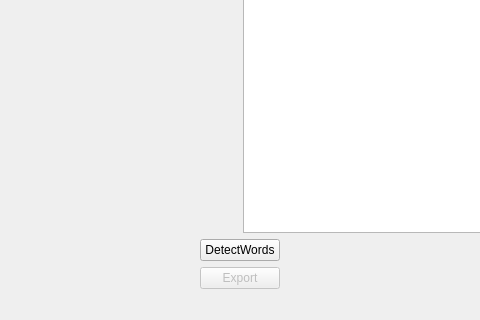
Old version of the form src/Ui/CivilRegistryAnalyzer.ui in the repository PlathC/VitalRecordAnalyser; both pictures show x 126 to 606 and y 379 to 699 of the 732 by 699 pixel window.
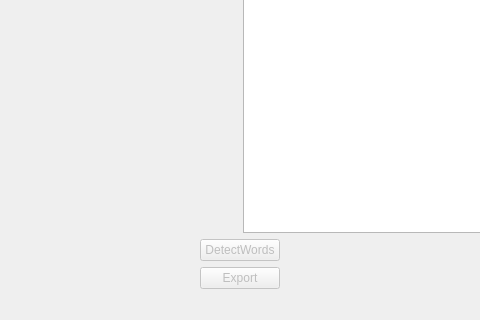
New version of the form.

Diff of the .ui file:
```diff
--- a/src/Ui/CivilRegistryAnalyzer.ui
+++ b/src/Ui/CivilRegistryAnalyzer.ui
@@ -63,6 +63,9 @@
     </item>
     <item alignment="Qt::AlignHCenter">
      <widget class="QPushButton" name="m_pbDetectWords">
+      <property name="enabled">
+       <bool>false</bool>
+      </property>
       <property name="sizePolicy">
        <sizepolicy hsizetype="Fixed" vsizetype="Fixed">
         <horstretch>0</horstretch>
```
